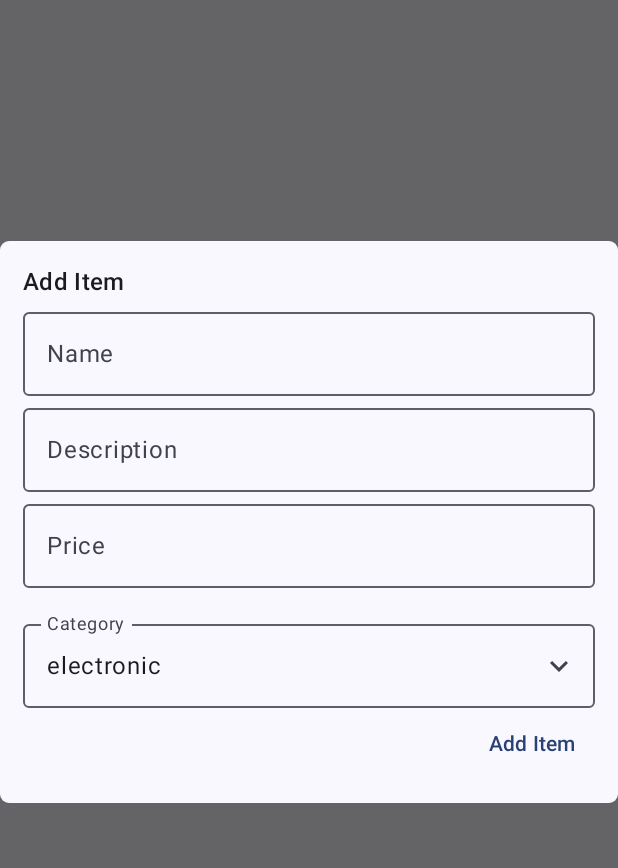
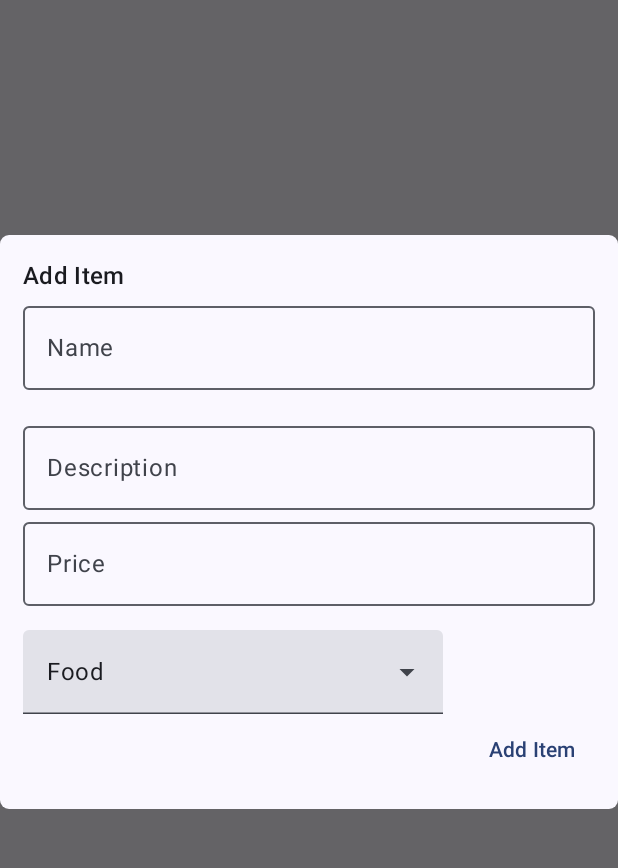
Before and after one commit to charlie-apolseed/AndroidShopper, an Android app built with Jetpack Compose: the screen it shows after launch (MainActivity), after a tap on "Add New Item", on a phone screen of 412 x 824 dp, the part 96-964 px from its top. Run offline under Robolectric (Android 15) with nearby library versions, the phone set to English and light mode, and no system bars; our stand-ins replace Dagger/Hilt's generated code, Room's generated code.

```diff
--- a/app/src/main/java/com/example/apolinskyshoppingapp/data/AppDatabase.kt
+++ b/app/src/main/java/com/example/apolinskyshoppingapp/data/AppDatabase.kt
@@ -5,7 +5,7 @@ import androidx.room.Database
 import androidx.room.Room
 import androidx.room.RoomDatabase
 
-@Database(entities = [ShoppingItem::class], version = 1, exportSchema = false)
+@Database(entities = [ShoppingItem::class], version = 2, exportSchema = false)
 abstract class AppDatabase : RoomDatabase() {
 
     abstract fun shoppingDAO(): ShoppingDAO
--- a/app/src/main/java/com/example/apolinskyshoppingapp/data/ShoppingItem.kt
+++ b/app/src/main/java/com/example/apolinskyshoppingapp/data/ShoppingItem.kt
@@ -14,7 +14,7 @@ data class ShoppingItem(
     @ColumnInfo(name = "description") val description:String,
     @ColumnInfo(name = "price") var price: String,
     @ColumnInfo(name = "category") var category:ShoppingCategory,
-    @ColumnInfo(name = "status") var status: Boolean
+    @ColumnInfo(name = "purchased") var purchased: Boolean
 ) : Serializable
 
 enum class ShoppingCategory {
--- a/app/src/main/java/com/example/apolinskyshoppingapp/ui/screen/ShoppingScreen.kt
+++ b/app/src/main/java/com/example/apolinskyshoppingapp/ui/screen/ShoppingScreen.kt
@@ -32,6 +32,7 @@ import androidx.compose.material3.Checkbox
 import androidx.compose.material3.DropdownMenuItem
 import androidx.compose.material3.ExperimentalMaterial3Api
 import androidx.compose.material3.ExposedDropdownMenuBox
+import androidx.compose.material3.ExposedDropdownMenuDefaults
 import androidx.compose.material3.Icon
 import androidx.compose.material3.IconButton
 import androidx.compose.material3.MaterialTheme
@@ -39,6 +40,7 @@ import androidx.compose.material3.OutlinedTextField
 import androidx.compose.material3.Scaffold
 import androidx.compose.material3.Surface
 import androidx.compose.material3.TextButton
+import androidx.compose.material3.TextField
 import androidx.compose.material3.TopAppBar
 import androidx.compose.material3.TopAppBarDefaults
 import androidx.compose.runtime.collectAsState
@@ -58,6 +60,7 @@ import androidx.compose.ui.window.Dialog
 import androidx.hilt.navigation.compose.hiltViewModel
 import com.example.apolinskyshoppingapp.data.ShoppingCategory
 import com.example.apolinskyshoppingapp.data.ShoppingItem
+
 
 @OptIn(ExperimentalMaterial3Api::class)
 @Composable
@@ -132,18 +135,18 @@ fun ShoppingDialog(
 ) {
     var inputErrorState by remember { mutableStateOf(false) }
     var errorText by remember { mutableStateOf("") }
+    var nameErrorState by remember { mutableStateOf(false) }
+    var nameErrorText by remember { mutableStateOf("") }
     var itemName by remember { mutableStateOf("") }
     var itemDescription by remember { mutableStateOf("") }
     var itemPrice by remember { mutableStateOf("") }
-    var itemCategory by remember { mutableStateOf(ShoppingCategory.Other) }
-
-    val categories = listOf("electronic", "books", "clothes", "luxury", "food", "other")
+    var itemCategory by remember { mutableStateOf(ShoppingCategory.Food) }
     var categoriesExpanded by remember { mutableStateOf(false)}
-    var selectedCategory by remember { mutableStateOf(categories.first()) }
+    var selectedCategory by remember { mutableStateOf("Food") }
 
     fun validateInput(input: String) {
         try {
-            val myNum = input.toInt()
+            input.toInt()
             inputErrorState = false
         } catch (e: Exception) {
             errorText = e.localizedMessage!!
@@ -169,7 +172,23 @@ fun ShoppingDialog(
                 OutlinedTextField(modifier = Modifier.fillMaxWidth(),
                     label = { Text("Name") },
                     value = itemName,
-                    onValueChange = { itemName = it })
+                    onValueChange = {
+                        itemName = it
+                        nameErrorState = itemName.isEmpty()
+                        nameErrorText = if (nameErrorState) "Please enter a name" else ""
+                    },
+                    isError = nameErrorState,
+                    supportingText = {
+                        if (nameErrorState) {
+                            Text(nameErrorText)
+                        }
+                    },
+                    trailingIcon = {
+                        if (nameErrorState)
+                            Icon(Icons.Filled.Warning, "error",
+                                tint = MaterialTheme.colorScheme.error)
+                    }
+                )
                 OutlinedTextField(modifier = Modifier.fillMaxWidth(),
                     label = { Text("Description") },
                     value = itemDescription,
@@ -191,7 +210,7 @@ fun ShoppingDialog(
                     isError = inputErrorState,
                     supportingText = {
                         if (inputErrorState) {
-                            Text(errorText)
+                            Text("Price must be a number")
                         }
                     },
                     trailingIcon = {
@@ -203,36 +222,59 @@ fun ShoppingDialog(
                 // Dropdown Menu for Category
                 ExposedDropdownMenuBox(
                     expanded = categoriesExpanded,
-                    onExpandedChange = { categoriesExpanded = !categoriesExpanded }
-                ) {
-                    OutlinedTextField(
-                        modifier = Modifier.fillMaxWidth(),
+                    onExpandedChange = {categoriesExpanded = it})
+                {
+                    TextField(
                         value = selectedCategory,
                         onValueChange = {},
                         readOnly = true,
-                        label = { Text("Category") },
-                        trailingIcon = {
-                            Icon(
-                                imageVector = if (categoriesExpanded) Icons.Filled.KeyboardArrowUp else Icons.Filled.KeyboardArrowDown,
-                                contentDescription = "Dropdown Arrow"
+                        trailingIcon = { ExposedDropdownMenuDefaults.TrailingIcon(expanded = categoriesExpanded)},
+                        modifier = Modifier.menuAnchor())
+
+                    ExposedDropdownMenu(
+                        expanded = categoriesExpanded,
+                        onDismissRequest = { categoriesExpanded = false })
+                    {
+                        DropdownMenuItem(
+                            text = { Text("Food") },
+                            onClick = {
+                                selectedCategory = "Food"
+                                categoriesExpanded = false
+                                itemCategory = ShoppingCategory.Food}
                         )
+                        DropdownMenuItem(
+                            text = { Text("Books") },
+                            onClick = {
+                                selectedCategory = "Books"
+                                categoriesExpanded = false
+                                itemCategory = ShoppingCategory.Book}
+                        )
+                        DropdownMenuItem(
+                            text = { Text("Clothes") },
+                            onClick = {
+                                selectedCategory = "Clothes"
+                                categoriesExpanded = false
+                                itemCategory = ShoppingCategory.Clothing
                             }
                         )
-                    ExposedDropdownMenu(
-                        expanded = categoriesExpanded,
-                        onDismissRequest = { categoriesExpanded = false }
-                    ) {
-                        categories.forEach { category ->
                         DropdownMenuItem(
+                            text = { Text("Luxury") },
                             onClick = {
-                                    selectedCategory = category
+                                selectedCategory = "Luxury"
                                 categoriesExpanded = false
-                                },
-                                text = { Text(text = category) }
+                                itemCategory = ShoppingCategory.Luxury}
                         )
+                        DropdownMenuItem(
+                            text = { Text("Other") },
+                            onClick = {
+                                selectedCategory = "Other"
+                                categoriesExpanded = false
+                                itemCategory = ShoppingCategory.Other}
+                        )
+
                     }
                 }
-                }
+
 
 
 
@@ -241,6 +283,7 @@ fun ShoppingDialog(
                     horizontalArrangement = Arrangement.End
                 ) {
                     TextButton(onClick = {
+                        if (itemName != "") {
                             viewModel.addItem(
                                 ShoppingItem(
                                     id = 0,
@@ -248,11 +291,16 @@ fun ShoppingDialog(
                                     description = itemDescription,
                                     category = itemCategory,
                                     price = itemPrice,
-                                status = false
+                                    purchased = false
                                 )
                             )
+                            onCancel()
+                        } else {
+                            nameErrorState = itemName.isEmpty()
+                            nameErrorText = if (nameErrorState) "Please enter a name" else ""
+                        }
 
-                        onCancel()
+
                     }) {
                         Text("Add Item")
                     }
@@ -278,7 +326,7 @@ fun ShoppingCard(shoppingItem: ShoppingItem,
             .fillMaxWidth()
     ) {
         var expanded by remember { mutableStateOf(false) }
-        var itemChecked by remember { mutableStateOf(shoppingItem.status) }
+        var itemChecked by remember { mutableStateOf(shoppingItem.purchased) }
 
         Column(
             modifier = Modifier
@@ -300,7 +348,7 @@ fun ShoppingCard(shoppingItem: ShoppingItem,
                     modifier = Modifier.weight(1f)
                 ) {
                     Text(
-                        text = shoppingItem.name, textDecoration = if (shoppingItem.status) {
+                        text = shoppingItem.name, textDecoration = if (shoppingItem.purchased) {
                             TextDecoration.LineThrough
                         } else {
                             TextDecoration.None
@@ -312,7 +360,7 @@ fun ShoppingCard(shoppingItem: ShoppingItem,
                     verticalAlignment = Alignment.CenterVertically
                 ) {
                     Checkbox(
-                        checked = shoppingItem.status,
+                        checked = shoppingItem.purchased,
                         onCheckedChange = {
                             itemChecked = it
                             onShoppingChecked(shoppingItem, itemChecked)
```
Lines whose indentation alone changed are shown as unchanged.
